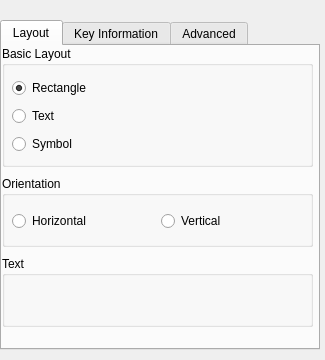
Qt form contents/ui/config.ui (xdarklight/keystate-plasmoid) before a commit.
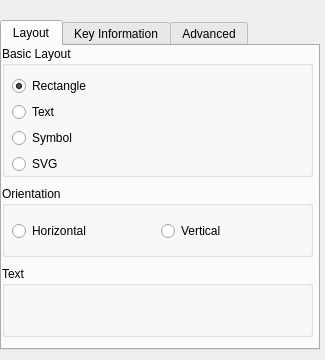
The same form after that commit. Custom widgets are drawn as their Qt base class.

Commit message: Add a broken SVG Layout.

Patch:
```diff
--- a/contents/ui/config.ui
+++ b/contents/ui/config.ui
@@ -53,7 +53,7 @@
        <x>0</x>
        <y>0</y>
        <width>311</width>
-       <height>121</height>
+       <height>131</height>
       </rect>
      </property>
      <property name="title">
@@ -65,7 +65,7 @@
         <x>10</x>
         <y>30</y>
         <width>291</width>
-        <height>81</height>
+        <height>98</height>
        </rect>
       </property>
       <layout class="QVBoxLayout" name="verticalLayout">
@@ -112,6 +112,13 @@
          </property>
         </widget>
        </item>
+       <item>
+        <widget class="QRadioButton" name="kcfg_SvgLayout">
+         <property name="text">
+          <string>SVG</string>
+         </property>
+        </widget>
+       </item>
       </layout>
      </widget>
     </widget>
@@ -119,7 +126,7 @@
      <property name="geometry">
       <rect>
        <x>0</x>
-       <y>210</y>
+       <y>220</y>
        <width>311</width>
        <height>71</height>
       </rect>
@@ -169,7 +176,7 @@
      <property name="geometry">
       <rect>
        <x>0</x>
-       <y>130</y>
+       <y>140</y>
        <width>311</width>
        <height>71</height>
       </rect>
```
The commit also changes 6 other files.
